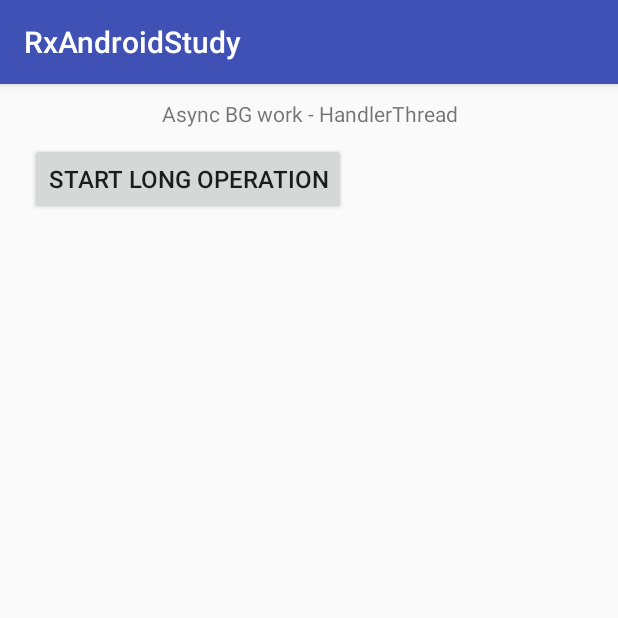
After one commit to gidools/RxAndroidStudy, an Android app: the fragment BGWorkThreadFragment shown on its own in the app's theme, on a phone screen of 412 x 824 dp, the top half of it. The commit adds this screen. Run offline under Robolectric (Android 15) with nearby library versions, the phone set to English and light mode, and no system bars; our stand-ins replace ButterKnife.

Commit message:
Thread 예제 간단하게 수정

```diff
--- /dev/null
+++ b/app/src/main/java/maxst/com/rxandroidstudy/fragment/BGWorkThreadFragment.java
@@ -0,0 +1,139 @@
+package maxst.com.rxandroidstudy.fragment;
+
+import android.content.Context;
+import android.os.Bundle;
+import android.os.Handler;
+import android.os.HandlerThread;
+import android.os.Looper;
+import android.support.annotation.Nullable;
+import android.support.v4.app.Fragment;
+import android.util.Log;
+import android.view.LayoutInflater;
+import android.view.View;
+import android.view.ViewGroup;
+import android.widget.ArrayAdapter;
+import android.widget.ListView;
+import android.widget.ProgressBar;
+
+import java.util.ArrayList;
+import java.util.List;
+
+import butterknife.Bind;
+import butterknife.ButterKnife;
+import butterknife.OnClick;
+import maxst.com.rxandroidstudy.R;
+
+public class BGWorkThreadFragment extends Fragment {
+
+	private static final String TAG = BGWorkThreadFragment.class.getSimpleName();
+
+	@Bind(R.id.progress_operation_running)
+	ProgressBar progressBar;
+
+	@Bind(R.id.list_threading_log)
+	ListView logListView;
+
+	private LogAdapter logAdapter;
+	private List<String> logList;
+	private Handler handler;
+
+	public BGWorkThreadFragment() {
+		// Required empty public constructor
+	}
+
+	@Override
+	public void onActivityCreated(@Nullable Bundle savedInstanceState) {
+		super.onActivityCreated(savedInstanceState);
+		setupLogger();
+
+		HandlerThread handlerThread = new HandlerThread("BG Work");
+		handlerThread.start();
+		handler = new Handler(handlerThread.getLooper());
+	}
+
+	@Override
+	public View onCreateView(LayoutInflater inflater, ViewGroup container,
+							 Bundle savedInstanceState) {
+		View layout = inflater.inflate(R.layout.fragment_bg_work_thread, container, false);
+		ButterKnife.bind(this, layout);
+		return layout;
+	}
+
+	@Override
+	public void onDestroyView() {
+		super.onDestroyView();
+		ButterKnife.unbind(this);
+		handler.removeCallbacksAndMessages(null);
+		handler = null;
+	}
+
+	@OnClick(R.id.btn_start_operation)
+	public void startLongOperation() {
+		progressBar.setVisibility(View.VISIBLE);
+		logList.clear();
+		logAdapter.clear();
+		addLog("Button Clicked");
+
+		handler.post(new Runnable() {
+			@Override
+			public void run() {
+				addLog("performing long operation");
+
+				try {
+					Thread.sleep(3000);
+				} catch (InterruptedException e) {
+					getActivity().runOnUiThread(new Runnable() {
+						@Override
+						public void run() {
+							addLog("Error occurred!!");
+							progressBar.setVisibility(View.INVISIBLE);
+						}
+					});
+				}
+
+				// TODO : Null pointer exception when close fragment before thread completion
+				getActivity().runOnUiThread(new Runnable() {
+					@Override
+					public void run() {
+						addLog("Thread completed");
+						progressBar.setVisibility(View.INVISIBLE);
+					}
+				});
+			}
+		});
+	}
+
+	private void addLog(String logMsg) {
+		if (isCurrentlyOnMainThread()) {
+			logList.add(0, logMsg + " (main thread) ");
+			logAdapter.clear();
+			logAdapter.addAll(logList);
+		} else {
+			logList.add(0, logMsg + " (NOT main thread) ");
+
+			// You can only do below stuff on main thread.
+			new Handler(Looper.getMainLooper()).post(() -> {
+				logAdapter.clear();
+				logAdapter.addAll(logList);
+			});
+		}
+	}
+
+	private void setupLogger() {
+		logList = new ArrayList<>();
+		logAdapter = new LogAdapter(getActivity(), new ArrayList<>());
+		logListView.setAdapter(logAdapter);
+	}
+
+	private boolean isCurrentlyOnMainThread() {
+		return Looper.myLooper() == Looper.getMainLooper();
+	}
+
+	private class LogAdapter
+			extends ArrayAdapter<String> {
+
+		public LogAdapter(Context context, List<String> logs) {
+			super(context, R.layout.item_log, R.id.item_log, logs);
+		}
+	}
+}
--- /dev/null
+++ b/app/src/main/res/layout/fragment_bg_work_thread.xml
@@ -0,0 +1,39 @@
+<?xml version="1.0" encoding="utf-8"?>
+<LinearLayout
+	xmlns:android="http://schemas.android.com/apk/res/android"
+	android:layout_width="match_parent"
+	android:layout_height="match_parent"
+	android:orientation="vertical">
+
+	<TextView
+		android:layout_width="match_parent"
+		android:layout_height="wrap_content"
+		android:gravity="center"
+		android:padding="10dp"
+		android:text="Async BG work - HandlerThread"/>
+
+	<LinearLayout
+		android:layout_width="match_parent"
+		android:layout_height="wrap_content">
+
+		<Button
+			android:id="@+id/btn_start_operation"
+			android:layout_width="wrap_content"
+			android:layout_height="wrap_content"
+			android:layout_marginLeft="20dp"
+			android:text="Start long operation"
+			android:textSize="16sp"/>
+
+		<ProgressBar
+			android:id="@+id/progress_operation_running"
+			android:layout_width="wrap_content"
+			android:layout_height="wrap_content"
+			android:layout_marginLeft="20dp"
+			android:visibility="invisible"/>
+	</LinearLayout>
+
+	<ListView
+		android:id="@+id/list_threading_log"
+		android:layout_width="match_parent"
+		android:layout_height="match_parent"/>
+</LinearLayout>
```
Also changed, not shown: app/src/main/java/maxst/com/rxandroidstudy/fragment/BGWorkAsyncTaskFragment.java (renamed from app/src/main/java/maxst/com/rxandroidstudy/fragment/AsyncBGWorkFragment.java, +32 -87 lines), app/src/main/java/maxst/com/rxandroidstudy/fragment/MainFragment.java (+8 -3 lines), app/src/main/res/layout/fragment_main.xml (+9 -2 lines), app/src/main/res/layout/fragment_bg_work_async_task.xml (renamed from app/src/main/res/layout/fragment_async_bg_work.xml).
